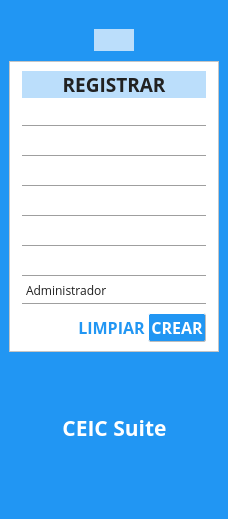
Qt form interface/qt/ui/login.ui (usbceic/ceic-sv) before a commit.
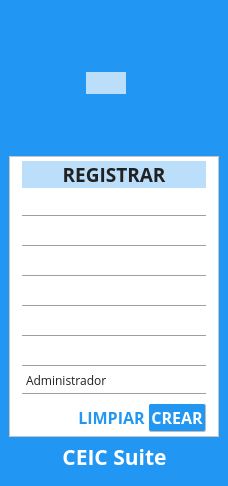
The same form after that commit. Icons and pictures are not drawn.

Commit message: Mejoras en el login

```diff
--- a/interface/qt/ui/login.ui
+++ b/interface/qt/ui/login.ui
@@ -7,7 +7,7 @@
     <x>0</x>
     <y>0</y>
     <width>228</width>
-    <height>519</height>
+    <height>486</height>
    </rect>
   </property>
   <property name="focusPolicy">
@@ -928,77 +928,13 @@
                <number>0</number>
               </property>
               <item>
-               <layout class="QGridLayout" name="gridLayout_10">
+               <layout class="QHBoxLayout" name="horizontalLayout_3">
+                <item>
+                 <layout class="QGridLayout" name="gridLayout_18">
                 <property name="spacing">
                  <number>0</number>
                 </property>
-                <item row="2" column="0">
-                 <spacer name="horizontalSpacer_16">
-                  <property name="orientation">
-                   <enum>Qt::Horizontal</enum>
-                  </property>
-                  <property name="sizeHint" stdset="0">
-                   <size>
-                    <width>40</width>
-                    <height>10</height>
-                   </size>
-                  </property>
-                 </spacer>
-                </item>
-                <item row="1" column="0">
-                 <layout class="QGridLayout" name="gridLayout_17">
-                  <item row="0" column="2">
-                   <spacer name="horizontalSpacer_19">
-                    <property name="orientation">
-                     <enum>Qt::Horizontal</enum>
-                    </property>
-                    <property name="sizeHint" stdset="0">
-                     <size>
-                      <width>40</width>
-                      <height>20</height>
-                     </size>
-                    </property>
-                   </spacer>
-                  </item>
-                  <item row="0" column="1">
-                   <widget class="QPushButton" name="pubutton6">
-                    <property name="focusPolicy">
-                     <enum>Qt::NoFocus</enum>
-                    </property>
-                    <property name="styleSheet">
-                     <string notr="true"/>
-                    </property>
-                    <property name="text">
-                     <string/>
-                    </property>
-                    <property name="icon">
-                     <iconset resource="../resources/gui.qrc">
-                      <normaloff>:/login/camera</normaloff>:/login/camera</iconset>
-                    </property>
-                    <property name="iconSize">
-                     <size>
-                      <width>32</width>
-                      <height>32</height>
-                     </size>
-                    </property>
-                   </widget>
-                  </item>
-                  <item row="0" column="0">
-                   <spacer name="horizontalSpacer_18">
-                    <property name="orientation">
-                     <enum>Qt::Horizontal</enum>
-                    </property>
-                    <property name="sizeHint" stdset="0">
-                     <size>
-                      <width>40</width>
-                      <height>20</height>
-                     </size>
-                    </property>
-                   </spacer>
-                  </item>
-                 </layout>
-                </item>
-                <item row="0" column="0">
+                  <item row="1" column="1">
                  <layout class="QGridLayout" name="gridLayout_5">
                   <item row="0" column="0">
                    <widget class="QPushButton" name="pubutton8">
@@ -1028,7 +964,29 @@
                     </property>
                    </widget>
                   </item>
-                  <item row="0" column="1">
+                    <item row="1" column="0">
+                     <spacer name="verticalSpacer">
+                      <property name="orientation">
+                       <enum>Qt::Vertical</enum>
+                      </property>
+                      <property name="sizeHint" stdset="0">
+                       <size>
+                        <width>5</width>
+                        <height>5</height>
+                       </size>
+                      </property>
+                     </spacer>
+                    </item>
+                   </layout>
+                  </item>
+                 </layout>
+                </item>
+                <item>
+                 <layout class="QVBoxLayout" name="verticalLayout_13">
+                  <property name="spacing">
+                   <number>0</number>
+                  </property>
+                  <item>
                    <spacer name="horizontalSpacer_26">
                     <property name="orientation">
                      <enum>Qt::Horizontal</enum>
@@ -1036,11 +994,77 @@
                     <property name="sizeHint" stdset="0">
                      <size>
                       <width>40</width>
-                      <height>10</height>
+                      <height>2</height>
                      </size>
                     </property>
                    </spacer>
                   </item>
+                  <item>
+                   <layout class="QGridLayout" name="gridLayout_17">
+                    <item row="0" column="4">
+                     <spacer name="horizontalSpacer_19">
+                      <property name="orientation">
+                       <enum>Qt::Horizontal</enum>
+                      </property>
+                      <property name="sizeHint" stdset="0">
+                       <size>
+                        <width>40</width>
+                        <height>20</height>
+                       </size>
+                      </property>
+                     </spacer>
+                    </item>
+                    <item row="0" column="3">
+                     <widget class="QPushButton" name="pubutton6">
+                      <property name="focusPolicy">
+                       <enum>Qt::NoFocus</enum>
+                      </property>
+                      <property name="styleSheet">
+                       <string notr="true"/>
+                      </property>
+                      <property name="text">
+                       <string/>
+                      </property>
+                      <property name="icon">
+                       <iconset resource="../resources/gui.qrc">
+                        <normaloff>:/login/camera</normaloff>:/login/camera</iconset>
+                      </property>
+                      <property name="iconSize">
+                       <size>
+                        <width>32</width>
+                        <height>32</height>
+                       </size>
+                      </property>
+                     </widget>
+                    </item>
+                    <item row="0" column="1">
+                     <spacer name="verticalSpacer_3">
+                      <property name="orientation">
+                       <enum>Qt::Vertical</enum>
+                      </property>
+                      <property name="sizeHint" stdset="0">
+                       <size>
+                        <width>20</width>
+                        <height>20</height>
+                       </size>
+                      </property>
+                     </spacer>
+                    </item>
+                    <item row="0" column="2">
+                     <spacer name="verticalSpacer_4">
+                      <property name="orientation">
+                       <enum>Qt::Vertical</enum>
+                      </property>
+                      <property name="sizeHint" stdset="0">
+                       <size>
+                        <width>20</width>
+                        <height>20</height>
+                       </size>
+                      </property>
+                     </spacer>
+                    </item>
+                   </layout>
+                  </item>
                  </layout>
                 </item>
                </layout>
@@ -1067,13 +1091,13 @@
                   <number>12</number>
                  </property>
                  <property name="topMargin">
-                  <number>9</number>
+                  <number>4</number>
                  </property>
                  <property name="rightMargin">
                   <number>12</number>
                  </property>
                  <property name="bottomMargin">
-                  <number>9</number>
+                  <number>4</number>
                  </property>
                  <item>
                   <layout class="QVBoxLayout" name="verticalLayout_11">
@@ -1413,7 +1437,7 @@
               <property name="sizeHint" stdset="0">
                <size>
                 <width>40</width>
-                <height>10</height>
+                <height>5</height>
                </size>
               </property>
              </spacer>
```
Left out of the diff: 18 changed lines with no effect on the pictures. Lines whose indentation alone changed are shown as unchanged.
